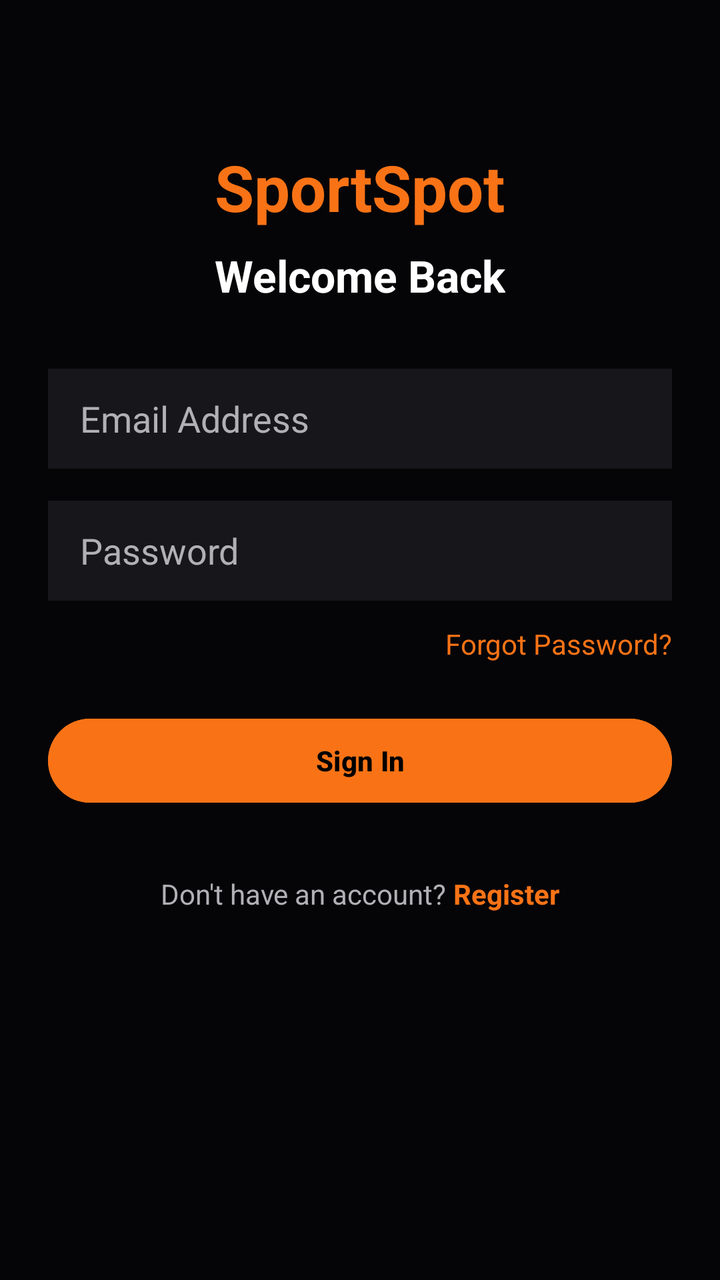
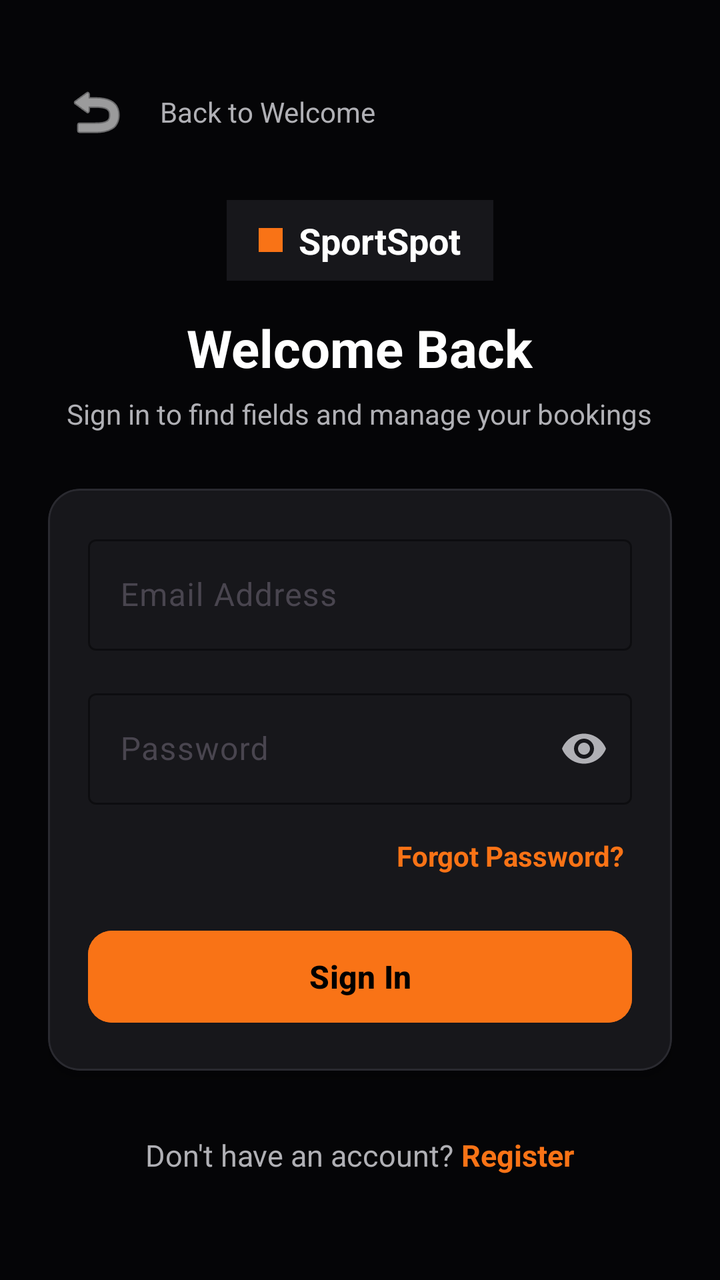

Screens rendered from an Android XML layout before and after an edit, with the pre-edit source and the edit as a unified diff.
<!-- AndroidManifest.xml: application theme Theme.SportSpot -->
<!-- res/layout/activity_login.xml -->
<?xml version="1.0" encoding="utf-8"?>
<ScrollView xmlns:android="http://schemas.android.com/apk/res/android"
    android:layout_width="match_parent"
    android:layout_height="match_parent"
    android:background="@color/bg_dark"
    android:fillViewport="true">

    <LinearLayout
        android:layout_width="match_parent"
        android:layout_height="wrap_content"
        android:orientation="vertical"
        android:padding="24dp"
        android:gravity="center_horizontal">

        <TextView
            android:layout_width="wrap_content"
            android:layout_height="wrap_content"
            android:text="SportSpot"
            android:textColor="@color/orange_primary"
            android:textSize="32sp"
            android:textStyle="bold"
            android:layout_marginTop="48dp" />

        <TextView
            android:layout_width="wrap_content"
            android:layout_height="wrap_content"
            android:text="Welcome Back"
            android:textColor="@color/white"
            android:textSize="22sp"
            android:textStyle="bold"
            android:layout_marginTop="8dp" />

        <EditText
            android:id="@+id/etEmail"
            android:layout_width="match_parent"
            android:layout_height="50dp"
            android:layout_marginTop="32dp"
            android:background="@color/card_bg"
            android:hint="Email Address"
            android:textColorHint="@color/text_secondary"
            android:textColor="@color/white"
            android:inputType="textEmailAddress"
            android:paddingHorizontal="16dp" />

        <EditText
            android:id="@+id/etPassword"
            android:layout_width="match_parent"
            android:layout_height="50dp"
            android:layout_marginTop="16dp"
            android:background="@color/card_bg"
            android:hint="Password"
            android:textColorHint="@color/text_secondary"
            android:textColor="@color/white"
            android:inputType="textPassword"
            android:paddingHorizontal="16dp" />

        <TextView
            android:id="@+id/tvForgotPassword"
            android:layout_width="wrap_content"
            android:layout_height="wrap_content"
            android:layout_gravity="end"
            android:layout_marginTop="12dp"
            android:text="Forgot Password?"
            android:textColor="@color/orange_primary"
            android:textSize="14sp" />

        <Button
            android:id="@+id/btnLogin"
            android:layout_width="match_parent"
            android:layout_height="50dp"
            android:layout_marginTop="24dp"
            android:backgroundTint="@color/orange_primary"
            android:text="Sign In"
            android:textColor="@color/black"
            android:textStyle="bold" />

        <ProgressBar
            android:id="@+id/progressBar"
            android:layout_width="wrap_content"
            android:layout_height="wrap_content"
            android:layout_marginTop="16dp"
            android:visibility="gone" />

        <LinearLayout
            android:layout_width="wrap_content"
            android:layout_height="wrap_content"
            android:orientation="horizontal"
            android:layout_marginTop="32dp">

            <TextView
                android:layout_width="wrap_content"
                android:layout_height="wrap_content"
                android:text="Don't have an account? "
                android:textColor="@color/text_secondary" />

            <TextView
                android:id="@+id/tvRegister"
                android:layout_width="wrap_content"
                android:layout_height="wrap_content"
                android:text="Register"
                android:textColor="@color/orange_primary"
                android:textStyle="bold" />
        </LinearLayout>

    </LinearLayout>
</ScrollView>
<!-- resources referenced by this layout -->
<resources>
  <color name="bg_dark">#050507</color>
  <color name="black">#FF000000</color>
  <color name="card_bg">#17171B</color>
  <color name="orange_primary">#F97316</color>
  <color name="text_secondary">#B0B0B5</color>
  <color name="white">#FFFFFFFF</color>
  <style name="Theme.SportSpot" parent="Base.Theme.SportSpot" />
  <style name="Base.Theme.SportSpot" parent="Theme.Material3.DayNight.NoActionBar">
          
          
      </style>
</resources>

<!-- the commit's change to res/layout/activity_login.xml (unified diff, before → after) -->
@@ -1,5 +1,6 @@
 <?xml version="1.0" encoding="utf-8"?>
 <ScrollView xmlns:android="http://schemas.android.com/apk/res/android"
+    xmlns:app="http://schemas.android.com/apk/res-auto"
     android:layout_width="match_parent"
     android:layout_height="match_parent"
     android:background="@color/bg_dark"
@@ -9,89 +10,184 @@
         android:layout_width="match_parent"
         android:layout_height="wrap_content"
         android:orientation="vertical"
-        android:padding="24dp"
-        android:gravity="center_horizontal">
-
-        <TextView
-            android:layout_width="wrap_content"
-            android:layout_height="wrap_content"
-            android:text="SportSpot"
-            android:textColor="@color/orange_primary"
-            android:textSize="32sp"
-            android:textStyle="bold"
-            android:layout_marginTop="48dp" />
+        android:padding="24dp">
+
+        
+        <LinearLayout
+            android:layout_width="match_parent"
+            android:layout_height="wrap_content"
+            android:orientation="horizontal"
+            android:gravity="center_vertical"
+            android:layout_marginTop="8dp">
+
+            <ImageButton
+                android:id="@+id/btnBackToHome"
+                android:layout_width="48dp"
+                android:layout_height="48dp"
+                android:background="?attr/selectableItemBackgroundBorderless"
+                android:contentDescription="Back to Home"
+                android:padding="12dp"
+                android:src="@android:drawable/ic_menu_revert"
+                app:tint="@color/white" />
+
+            <TextView
+                android:layout_width="wrap_content"
+                android:layout_height="wrap_content"
+                android:layout_marginStart="8dp"
+                android:text="Back to Welcome"
+                android:textColor="@color/text_secondary"
+                android:textSize="14sp" />
+        </LinearLayout>
+
+        
+        <LinearLayout
+            android:layout_width="wrap_content"
+            android:layout_height="wrap_content"
+            android:orientation="horizontal"
+            android:gravity="center_vertical"
+            android:background="@color/card_bg"
+            android:paddingHorizontal="16dp"
+            android:paddingVertical="8dp"
+            android:layout_marginTop="20dp"
+            android:layout_gravity="center_horizontal">
+
+            <View
+                android:layout_width="12dp"
+                android:layout_height="12dp"
+                android:background="@color/orange_primary"
+                android:layout_marginEnd="8dp"/>
+
+            <TextView
+                android:layout_width="wrap_content"
+                android:layout_height="wrap_content"
+                android:text="SportSpot"
+                android:textColor="@color/white"
+                android:textSize="18sp"
+                android:textStyle="bold" />
+        </LinearLayout>
 
         <TextView
             android:layout_width="wrap_content"
             android:layout_height="wrap_content"
             android:text="Welcome Back"
             android:textColor="@color/white"
-            android:textSize="22sp"
+            android:textSize="26sp"
             android:textStyle="bold"
-            android:layout_marginTop="8dp" />
-
-        <EditText
-            android:id="@+id/etEmail"
+            android:layout_gravity="center_horizontal"
+            android:layout_marginTop="16dp" />
+
+        <TextView
+            android:layout_width="wrap_content"
+            android:layout_height="wrap_content"
+            android:text="Sign in to find fields and manage your bookings"
+            android:textColor="@color/text_secondary"
+            android:textSize="14sp"
+            android:layout_gravity="center_horizontal"
+            android:layout_marginTop="6dp" />
+
+        
+        <com.google.android.material.card.MaterialCardView
             android:layout_width="match_parent"
-            android:layout_height="50dp"
+            android:layout_height="wrap_content"
+            android:layout_marginTop="28dp"
+            app:cardBackgroundColor="@color/card_bg"
+            app:cardCornerRadius="16dp"
+            app:cardElevation="4dp"
+            app:strokeColor="#2A2A30"
+            app:strokeWidth="1dp">
+
+            <LinearLayout
+                android:layout_width="match_parent"
+                android:layout_height="wrap_content"
+                android:orientation="vertical"
+                android:padding="20dp">
+
+                <com.google.android.material.textfield.TextInputLayout
+                    android:layout_width="match_parent"
+                    android:layout_height="wrap_content"
+                    android:hint="Email Address"
+                    app:hintTextColor="@color/orange_primary"
+                    app:boxStrokeColor="@color/orange_primary"
+                    style="@style/Widget.Material3.TextInputLayout.OutlinedBox">
+
+                    <com.google.android.material.textfield.TextInputEditText
+                        android:id="@+id/etEmail"
+                        android:layout_width="match_parent"
+                        android:layout_height="wrap_content"
+                        android:textColor="@color/white"
+                        android:inputType="textEmailAddress" />
+                </com.google.android.material.textfield.TextInputLayout>
+
+                <com.google.android.material.textfield.TextInputLayout
+                    android:layout_width="match_parent"
+                    android:layout_height="wrap_content"
+                    android:layout_marginTop="16dp"
+                    android:hint="Password"
+                    app:hintTextColor="@color/orange_primary"
+                    app:boxStrokeColor="@color/orange_primary"
+                    app:endIconMode="password_toggle"
+                    app:endIconTint="@color/text_secondary"
+                    style="@style/Widget.Material3.TextInputLayout.OutlinedBox">
+
+                    <com.google.android.material.textfield.TextInputEditText
+                        android:id="@+id/etPassword"
+                        android:layout_width="match_parent"
+                        android:layout_height="wrap_content"
+                        android:textColor="@color/white"
+                        android:inputType="textPassword" />
+                </com.google.android.material.textfield.TextInputLayout>
+
+                <TextView
+                    android:id="@+id/tvForgotPassword"
+                    android:layout_width="wrap_content"
+                    android:layout_height="wrap_content"
+                    android:layout_gravity="end"
+                    android:layout_marginTop="12dp"
+                    android:padding="4dp"
+                    android:text="Forgot Password?"
+                    android:textColor="@color/orange_primary"
+                    android:textSize="14sp"
+                    android:textStyle="bold" />
+
+                <com.google.android.material.button.MaterialButton
+                    android:id="@+id/btnLogin"
+                    android:layout_width="match_parent"
+                    android:layout_height="54dp"
+                    android:layout_marginTop="20dp"
+                    android:backgroundTint="@color/orange_primary"
+                    android:text="Sign In"
+                    android:textColor="@color/black"
+                    android:textSize="16sp"
+                    android:textStyle="bold"
+                    app:cornerRadius="12dp" />
+
+                <ProgressBar
+                    android:id="@+id/progressBar"
+                    android:layout_width="wrap_content"
+                    android:layout_height="wrap_content"
+                    android:layout_gravity="center_horizontal"
+                    android:layout_marginTop="16dp"
+                    android:indeterminateTint="@color/orange_primary"
+                    android:visibility="gone" />
+
+            </LinearLayout>
+        </com.google.android.material.card.MaterialCardView>
+
+        
+        <LinearLayout
+            android:layout_width="wrap_content"
+            android:layout_height="wrap_content"
+            android:orientation="horizontal"
+            android:layout_gravity="center_horizontal"
             android:layout_marginTop="32dp"
-            android:background="@color/card_bg"
-            android:hint="Email Address"
-            android:textColorHint="@color/text_secondary"
-            android:textColor="@color/white"
-            android:inputType="textEmailAddress"
-            android:paddingHorizontal="16dp" />
-
-        <EditText
-            android:id="@+id/etPassword"
-            android:layout_width="match_parent"
-            android:layout_height="50dp"
-            android:layout_marginTop="16dp"
-            android:background="@color/card_bg"
-            android:hint="Password"
-            android:textColorHint="@color/text_secondary"
-            android:textColor="@color/white"
-            android:inputType="textPassword"
-            android:paddingHorizontal="16dp" />
-
-        <TextView
-            android:id="@+id/tvForgotPassword"
-            android:layout_width="wrap_content"
-            android:layout_height="wrap_content"
-            android:layout_gravity="end"
-            android:layout_marginTop="12dp"
-            android:text="Forgot Password?"
-            android:textColor="@color/orange_primary"
-            android:textSize="14sp" />
-
-        <Button
-            android:id="@+id/btnLogin"
-            android:layout_width="match_parent"
-            android:layout_height="50dp"
-            android:layout_marginTop="24dp"
-            android:backgroundTint="@color/orange_primary"
-            android:text="Sign In"
-            android:textColor="@color/black"
-            android:textStyle="bold" />
-
-        <ProgressBar
-            android:id="@+id/progressBar"
-            android:layout_width="wrap_content"
-            android:layout_height="wrap_content"
-            android:layout_marginTop="16dp"
-            android:visibility="gone" />
-
-        <LinearLayout
-            android:layout_width="wrap_content"
-            android:layout_height="wrap_content"
-            android:orientation="horizontal"
-            android:layout_marginTop="32dp">
+            android:layout_marginBottom="24dp">
 
             <TextView
                 android:layout_width="wrap_content"
                 android:layout_height="wrap_content"
                 android:text="Don't have an account? "
-                android:textColor="@color/text_secondary" />
+                android:textColor="@color/text_secondary"
+                android:textSize="15sp" />
 
             <TextView
                 android:id="@+id/tvRegister"
@@ -99,6 +195,7 @@
                 android:layout_height="wrap_content"
                 android:text="Register"
                 android:textColor="@color/orange_primary"
+                android:textSize="15sp"
                 android:textStyle="bold" />
         </LinearLayout>
 
